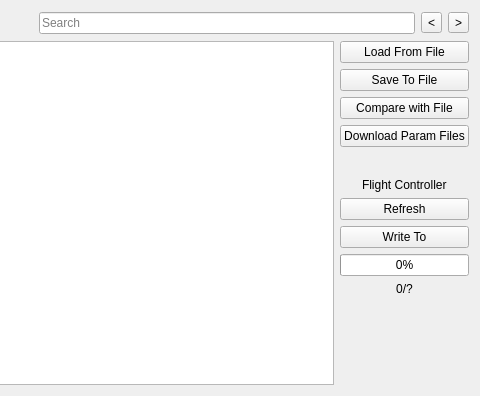
This is src/ui/configuration/AdvParameterList.ui in ArduPilot/apm_planner as Qt 5 draws it before an edit; both pictures show x 517 to 997 and y 0 to 396 of the 997 by 396 pixel window. The edited form follows.
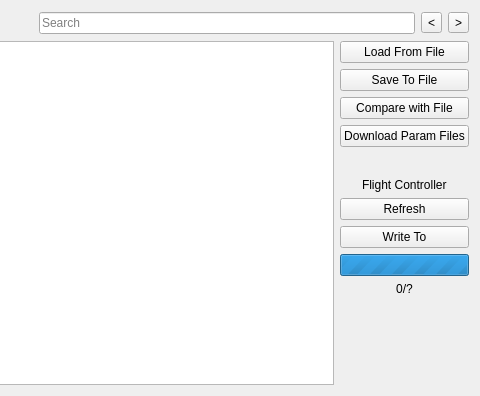
This is the edited form.

Commit message: Removed Extra Download Params Progress Bar

```diff
--- a/src/ui/configuration/AdvParameterList.ui
+++ b/src/ui/configuration/AdvParameterList.ui
@@ -187,9 +187,18 @@
            <property name="toolTip">
             <string comment="Download Progress"/>
            </property>
+           <property name="minimum">
+            <number>0</number>
+           </property>
+           <property name="maximum">
+            <number>0</number>
+           </property>
            <property name="value">
             <number>0</number>
            </property>
+           <property name="format">
+            <string>%v/%m</string>
+           </property>
           </widget>
          </item>
          <item>
```
The commit also changes 1 other file.
